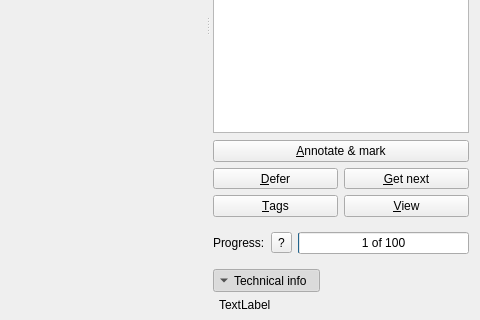
This is plomclient/client/ui_files/marker.ui in plomgrading/plom-client as Qt 5 draws it before an edit; both pictures show x 544 to 1024 and y 359 to 679 of the 1024 by 768 pixel window. The edited form follows.
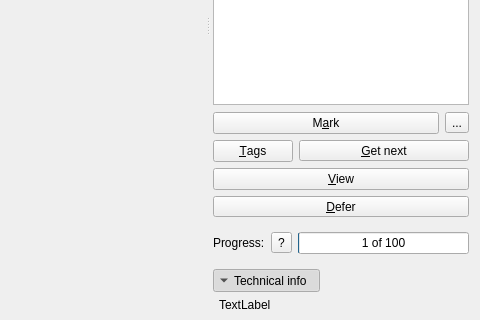
This is the edited form. Custom widgets are drawn as their Qt base class.

Commit message: overflow menu for the tasks

The edit to the form file:
```diff
--- a/plomclient/client/ui_files/marker.ui
+++ b/plomclient/client/ui_files/marker.ui
@@ -288,36 +288,27 @@
              <property name="bottomMargin">
               <number>0</number>
              </property>
-             <item row="0" column="0" colspan="2">
+             <item row="0" column="0" colspan="3">
               <widget class="QPushButton" name="annButton">
                <property name="focusPolicy">
                 <enum>Qt::FocusPolicy::NoFocus</enum>
                </property>
                <property name="text">
-                <string>&amp;Annotate &amp;&amp; mark</string>
+                <string>M&amp;ark</string>
                </property>
                <property name="checkable">
                 <bool>true</bool>
                </property>
               </widget>
              </item>
-             <item row="1" column="1">
-              <widget class="QToolButton" name="getNextButton">
-               <property name="sizePolicy">
-                <sizepolicy hsizetype="Minimum" vsizetype="Fixed">
-                 <horstretch>0</horstretch>
-                 <verstretch>0</verstretch>
-                </sizepolicy>
-               </property>
-               <property name="focusPolicy">
-                <enum>Qt::FocusPolicy::NoFocus</enum>
-               </property>
+             <item row="4" column="0" colspan="4">
+              <widget class="QPushButton" name="viewButton">
                <property name="text">
-                <string>&amp;Get next</string>
+                <string>&amp;View</string>
                </property>
               </widget>
              </item>
-             <item row="1" column="0">
+             <item row="5" column="0" colspan="4">
               <widget class="QToolButton" name="deferButton">
                <property name="sizePolicy">
                 <sizepolicy hsizetype="Minimum" vsizetype="Fixed">
@@ -333,6 +324,13 @@
                </property>
               </widget>
              </item>
+             <item row="0" column="3">
+              <widget class="QToolButton" name="task_overflow_button">
+               <property name="text">
+                <string>...</string>
+               </property>
+              </widget>
+             </item>
              <item row="2" column="0">
               <widget class="QPushButton" name="tagButton">
                <property name="focusPolicy">
@@ -343,10 +341,19 @@
                </property>
               </widget>
              </item>
-             <item row="2" column="1">
-              <widget class="QPushButton" name="viewButton">
+             <item row="2" column="1" colspan="3">
+              <widget class="QToolButton" name="getNextButton">
+               <property name="sizePolicy">
+                <sizepolicy hsizetype="Minimum" vsizetype="Fixed">
+                 <horstretch>0</horstretch>
+                 <verstretch>0</verstretch>
+                </sizepolicy>
+               </property>
+               <property name="focusPolicy">
+                <enum>Qt::FocusPolicy::NoFocus</enum>
+               </property>
                <property name="text">
-                <string>&amp;View</string>
+                <string>&amp;Get next</string>
                </property>
               </widget>
              </item>
```
The commit also changes 1 other file.
